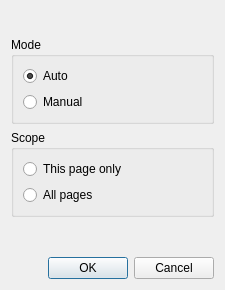
Qt form filters/page_split/ui/PageSplitModeDialog.ui (ImageProcessing-ElectronicPublications/scantailor-deviant) before a commit.
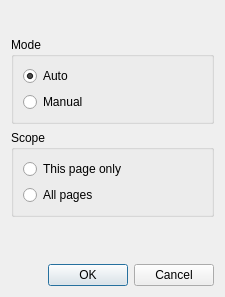
The same form after that commit. Icons and pictures are not drawn.

What changed in the file:
```diff
--- a/filters/page_split/ui/PageSplitModeDialog.ui
+++ b/filters/page_split/ui/PageSplitModeDialog.ui
@@ -9,7 +9,7 @@
     <x>0</x>
     <y>0</y>
     <width>225</width>
-    <height>290</height>
+    <height>297</height>
    </rect>
   </property>
   <property name="windowTitle" >
@@ -124,7 +124,7 @@
       <enum>Qt::Horizontal</enum>
      </property>
      <property name="standardButtons" >
-      <set>QDialogButtonBox::Cancel|QDialogButtonBox::NoButton|QDialogButtonBox::Ok</set>
+      <set>QDialogButtonBox::Cancel|QDialogButtonBox::Ok</set>
      </property>
     </widget>
    </item>
```
Left out of the diff: 22 changed lines with no effect on the pictures.
